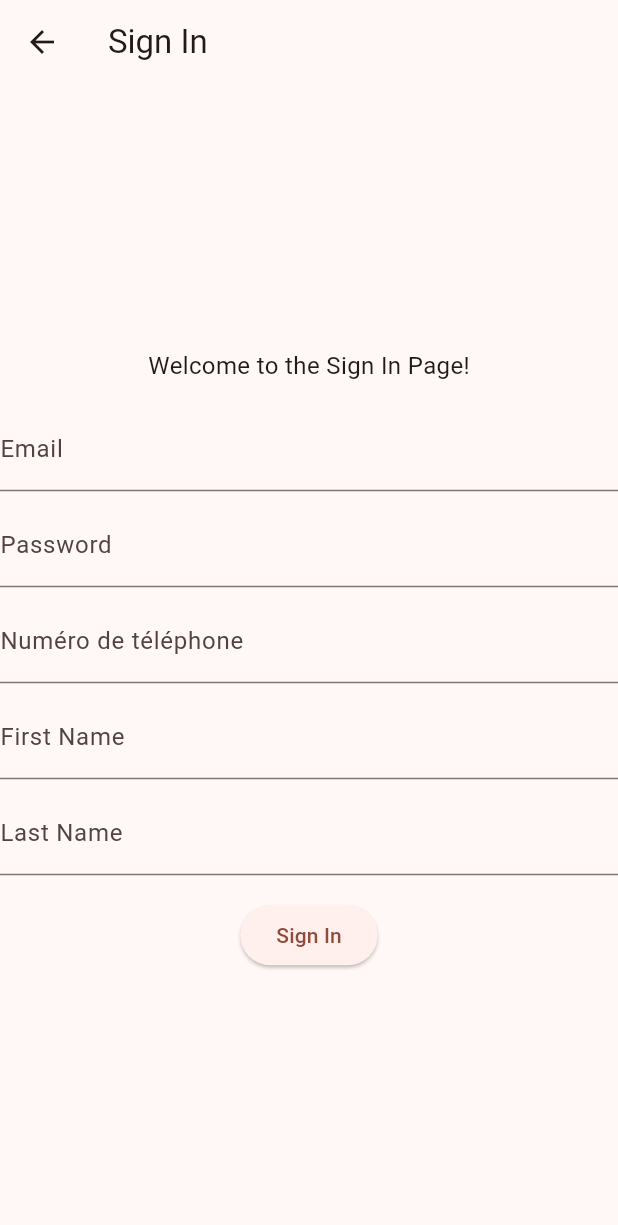
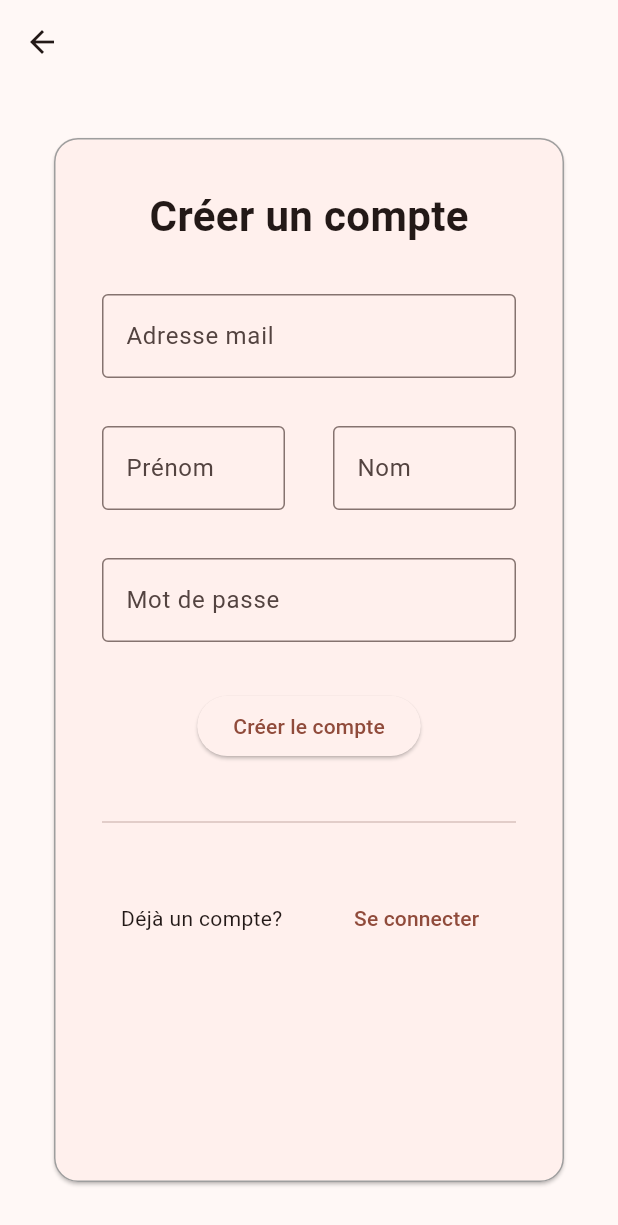
Before and after one commit to Rapsol272/breizhsport, a Flutter app: the SignInPage screen opened directly, on a phone screen of 412 x 824 dp. Shown: the top 1225 px of the screen. Run offline on Flutter 3.47's test engine with Material 3 defaults, Android fonts, the phone set to English and light mode, and no system bars; our stand-ins replace cloud_firestore, firebase_auth, firebase_core; missing offline and left inert: dart:js_interop; accounts and stored records are empty.

Commit message:
Finished basic layout for signin page

```diff
--- a/breizhsport/lib/View/SignInPage.dart
+++ b/breizhsport/lib/View/SignInPage.dart
@@ -1,4 +1,5 @@
 import 'package:breizhsport/Controllers/Auth.dart';
+import 'package:breizhsport/View/LoginPage.dart';
 import 'package:flutter/material.dart';
 
 class SignInPage extends StatefulWidget {
@@ -16,56 +17,154 @@ class _SignInPageState extends State<SignInPage> {
 
   @override
   Widget build(BuildContext context) {
+    // return Scaffold(
+    //   appBar: AppBar(
+    //     title: Text('Sign In'),
+    //   ),
+    //   body: Center(
+    //     child: Column(
+    //       mainAxisAlignment: MainAxisAlignment.center,
+    //       children: [
+    //         const Text(
+    //           'Welcome to the Sign In Page!',
+    //           style: TextStyle(fontSize: 16),
+    //         ),
+    //         const SizedBox(height: 16),
+    //         TextFormField(
+    //           controller: _emailController,
+    //           decoration: const InputDecoration(
+    //             labelText: 'Email',
+    //           ),
+    //         ),
+    //         const SizedBox(height: 8),
+    //         TextFormField(
+    //           controller: _passwordController,
+    //           decoration: const InputDecoration(
+    //             labelText: 'Password',
+    //           ),
+    //           obscureText: true,
+    //         ),
+    //         //ajout demande de tel , nom , prenom
+    //         const SizedBox(height: 8),
+    //         TextFormField(
+    //           controller: _phoneController,
+    //           decoration: const InputDecoration(
+    //             labelText: 'Numéro de téléphone',
+    //           ),
+    //         ),
+    //         const SizedBox(height: 8),
+    //         TextFormField(
+    //           controller: _firstNameController,
+    //           decoration: const InputDecoration(
+    //             labelText: 'First Name',
+    //           ),
+    //         ),
+    //         const SizedBox(height: 8),
+    //         TextFormField(
+    //           controller: _lastNameController,
+    //           decoration: const InputDecoration(
+    //             labelText: 'Last Name',
+    //           ),
+    //         ),
+    //         const SizedBox(height: 16),
+    //         ElevatedButton(
+    //           onPressed: () async {
+    //             final email = _emailController.text;
+    //             final password = _passwordController.text;
+    //             final user = await _auth.registerWithEmailAndPassword(
+    //                 _firstNameController.text,
+    //                 _lastNameController.text,
+    //                 _phoneController.text,
+    //                 email,
+    //                 password);
+    //             //si ok redirection vers la page d'accueil sinon message d'erreur
+    //             if (user != null) {
+    //               Navigator.pop(context);
+    //             } else {
+    //               ScaffoldMessenger.of(context).showSnackBar(
+    //                 SnackBar(content: Text('Erreur de creation de compte')),
+    //               );
+    //             }
+    //           },
+    //           child: Text('Sign In'),
+    //         ),
+    //       ],
+    //     ),
+    //   ),
+    // );
     return Scaffold(
-      appBar: AppBar(
-        title: Text('Sign In'),
+        appBar: AppBar(),
+        body: Center(
+          child: Container(
+            // Add padding to center the child in the middle of the screen
+            padding: const EdgeInsets.all(32),
+            constraints: const BoxConstraints(
+              maxWidth: 640,
             ),
-      body: Center(
-        child: Column(
-          mainAxisAlignment: MainAxisAlignment.center,
-          children: [
+            child: Card(
+              // Add a border to the card
+              shape: RoundedRectangleBorder(
+                  borderRadius: BorderRadius.circular(16),
+                  side: BorderSide(color: Colors.grey)),
+              child: Padding(
+                  padding: const EdgeInsets.all(32),
+                  child: Column(children: [
                     const Text(
-              'Welcome to the Sign In Page!',
-              style: TextStyle(fontSize: 16),
+                      "Créer un compte",
+                      style:
+                          TextStyle(fontSize: 28, fontWeight: FontWeight.bold),
                     ),
-            const SizedBox(height: 16),
-            TextFormField(
+                    const SizedBox(height: 32),
+                    TextField(
                       controller: _emailController,
                       decoration: const InputDecoration(
-                labelText: 'Email',
+                        border: OutlineInputBorder(
+                          borderSide: BorderSide(width: 1),
+                        ),
+                        labelText: 'Adresse mail',
                       ),
                     ),
-            const SizedBox(height: 8),
-            TextFormField(
+                    const SizedBox(height: 32),
+                    // Row of text fields
+                    Row(
+                      children: [
+                        Expanded(
+                          child: TextField(
+                            controller: _firstNameController,
+                            decoration: const InputDecoration(
+                              border: OutlineInputBorder(
+                                borderSide: BorderSide(width: 1),
+                              ),
+                              labelText: 'Prénom',
+                            ),
+                          ),
+                        ),
+                        const SizedBox(width: 32),
+                        Expanded(
+                          child: TextField(
+                            controller: _lastNameController,
+                            decoration: const InputDecoration(
+                              border: OutlineInputBorder(
+                                borderSide: BorderSide(width: 1),
+                              ),
+                              labelText: 'Nom',
+                            ),
+                          ),
+                        ),
+                      ],
+                    ),
+                    const SizedBox(height: 32),
+                    TextField(
                       controller: _passwordController,
                       decoration: const InputDecoration(
-                labelText: 'Password',
+                        border: OutlineInputBorder(
+                          borderSide: BorderSide(width: 1),
+                        ),
+                        labelText: 'Mot de passe',
                       ),
                       obscureText: true,
                     ),
-            //ajout demande de tel , nom , prenom
-            const SizedBox(height: 8),
-            TextFormField(
-              controller: _phoneController,
-              decoration: const InputDecoration(
-                labelText: 'Numéro de téléphone',
-              ),
-            ),
-            const SizedBox(height: 8),
-            TextFormField(
-              controller: _firstNameController,
-              decoration: const InputDecoration(
-                labelText: 'First Name',
-              ),
-            ),
-            const SizedBox(height: 8),
-            TextFormField(
-              controller: _lastNameController,
-              decoration: const InputDecoration(
-                labelText: 'Last Name',
-              ),
-            ),
-            const SizedBox(height: 16),
+                    const SizedBox(height: 32),
                     ElevatedButton(
                       onPressed: () async {
                         final email = _emailController.text;
@@ -81,15 +180,37 @@ class _SignInPageState extends State<SignInPage> {
                           Navigator.pop(context);
                         } else {
                           ScaffoldMessenger.of(context).showSnackBar(
-                    SnackBar(content: Text('Erreur de creation de compte')),
+                            SnackBar(
+                                content: Text('Erreur de creation de compte')),
                           );
                         }
                       },
-              child: Text('Sign In'),
+                      child: const Text('Créer le compte'),
+                    ),
+                    const SizedBox(height: 32),
+                    const Divider(),
+                    const SizedBox(height: 32),
+                    // row with text buttons to create an account
+                    Row(
+                      mainAxisAlignment: MainAxisAlignment.center,
+                      children: [
+                        const Text("Déjà un compte? "),
+                        const SizedBox(width: 32),
+                        TextButton(
+                          onPressed: () {
+                            Navigator.push(
+                              context,
+                              MaterialPageRoute(
+                                  builder: (context) => LoginPage()),
+                            );
+                          },
+                          child: const Text('Se connecter'),
                         ),
                       ],
                     ),
+                  ])),
             ),
-    );
+          ),
+        ));
   }
 }
```
Lines whose indentation alone changed are shown as unchanged.
